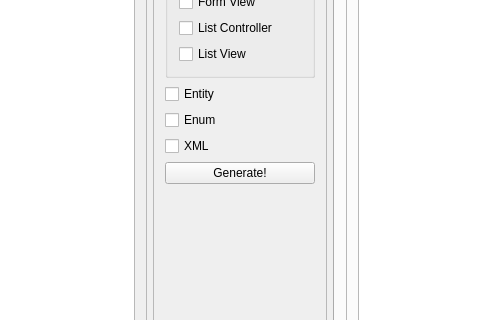
The window that retek2.ui (horvathzoltan/retek2) describes before a commit, drawn with Qt 5; both pictures show x 195 to 675 and y 254 to 574 of the 1496 by 696 pixel window.
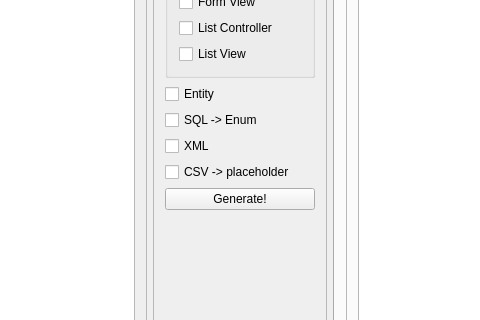
The same window after the commit. Icons and pictures are not drawn.

```diff
--- a/retek2.ui
+++ b/retek2.ui
@@ -268,7 +268,7 @@
           </sizepolicy>
          </property>
          <property name="text">
-          <string>Enum</string>
+          <string>SQL -&gt; Enum</string>
          </property>
         </widget>
        </item>
@@ -291,6 +291,13 @@
          </property>
         </widget>
        </item>
+       <item>
+        <widget class="QCheckBox" name="checkBox_CSVtoPlaceholder">
+         <property name="text">
+          <string>CSV -&gt; placeholder</string>
+         </property>
+        </widget>
+       </item>
        <item>
         <widget class="QPushButton" name="pushButton_GenerateAll">
          <property name="sizePolicy">
```
Left out of the diff: 2 changed lines with no effect on the pictures.
